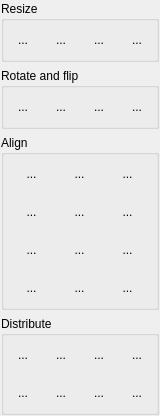
The window that src/LayoutToolboxWidget.ui (markus-wa/glmixer-mirror) describes before a commit, drawn with Qt 5.
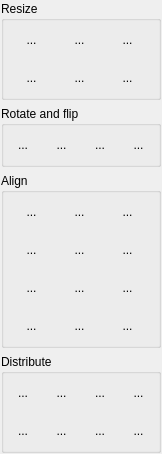
The same window after the commit. Icons and pictures are not drawn.

Commit message: Implementation of aspect ratio resizing buttons in the Layout toolbox.

```diff
--- a/src/LayoutToolboxWidget.ui
+++ b/src/LayoutToolboxWidget.ui
@@ -6,8 +6,8 @@
    <rect>
     <x>0</x>
     <y>0</y>
-    <width>154</width>
-    <height>376</height>
+    <width>162</width>
+    <height>434</height>
    </rect>
   </property>
   <property name="windowTitle">
@@ -37,11 +37,20 @@
      <property name="flat">
       <bool>true</bool>
      </property>
-     <layout class="QHBoxLayout" name="resizeLayout">
-      <property name="margin">
+     <layout class="QGridLayout" name="gridLayout">
+      <property name="leftMargin">
        <number>3</number>
       </property>
-      <item>
+      <property name="topMargin">
+       <number>3</number>
+      </property>
+      <property name="rightMargin">
+       <number>3</number>
+      </property>
+      <property name="bottomMargin">
+       <number>3</number>
+      </property>
+      <item row="0" column="0">
        <widget class="QToolButton" name="sizeHorizontalButton">
         <property name="toolTip">
          <string>Resize to equal widths (max)</string>
@@ -61,7 +70,7 @@
         </property>
        </widget>
       </item>
-      <item>
+      <item row="0" column="1">
        <widget class="QToolButton" name="sizeVerticalButton">
         <property name="toolTip">
          <string>Resize to equal heights (max)</string>
@@ -81,7 +90,27 @@
         </property>
        </widget>
       </item>
-      <item>
+      <item row="0" column="2">
+       <widget class="QToolButton" name="sizeOriginalAspectButton">
+        <property name="toolTip">
+         <string>Restore original aspect ratio</string>
+        </property>
+        <property name="text">
+         <string>...</string>
+        </property>
+        <property name="icon">
+         <iconset resource="../icons.qrc">
+          <normaloff>:/glmixer/icons/size-ratio-original.png</normaloff>:/glmixer/icons/size-ratio-original.png</iconset>
+        </property>
+        <property name="iconSize">
+         <size>
+          <width>24</width>
+          <height>24</height>
+         </size>
+        </property>
+       </widget>
+      </item>
+      <item row="1" column="0">
        <widget class="QToolButton" name="sizeHorizontalFrameButton">
         <property name="toolTip">
          <string>Resize to frame width</string>
@@ -101,7 +130,7 @@
         </property>
        </widget>
       </item>
-      <item>
+      <item row="1" column="1">
        <widget class="QToolButton" name="sizeVerticalFrameButton">
         <property name="toolTip">
          <string>Resize to frame height</string>
@@ -121,6 +150,26 @@
         </property>
        </widget>
       </item>
+      <item row="1" column="2">
+       <widget class="QToolButton" name="sizeRenderingAspectButton">
+        <property name="toolTip">
+         <string>Adjust aspect ratio to match output window</string>
+        </property>
+        <property name="text">
+         <string>...</string>
+        </property>
+        <property name="icon">
+         <iconset resource="../icons.qrc">
+          <normaloff>:/glmixer/icons/size-ratio-frame.png</normaloff>:/glmixer/icons/size-ratio-frame.png</iconset>
+        </property>
+        <property name="iconSize">
+         <size>
+          <width>24</width>
+          <height>24</height>
+         </size>
+        </property>
+       </widget>
+      </item>
      </layout>
     </widget>
    </item>
```
Left out of the diff: 52 changed lines with no effect on the pictures. The commit also changes 4 other files.
